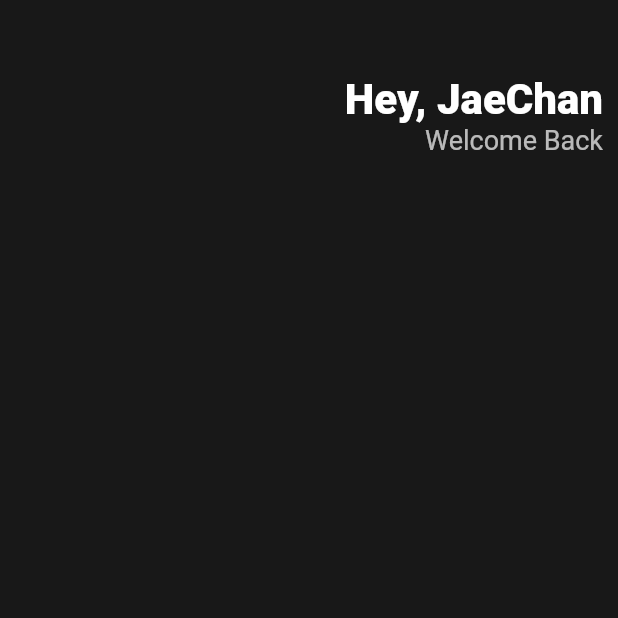
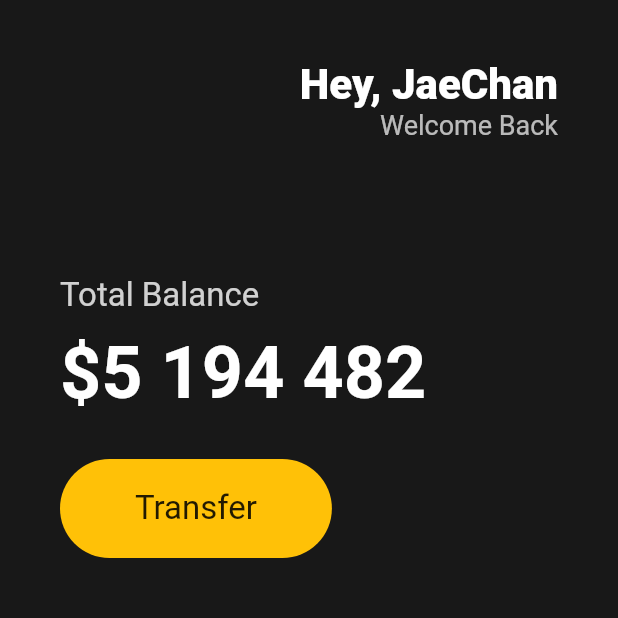
Before and after one commit to FrenchRuin/DPJ, a Flutter app: the screen it shows after launch, on a phone screen of 412 x 824 dp, the top half of it. Run offline on Flutter 3.47's test engine with Material 2 defaults, Android fonts, the phone set to English and light mode, and no system bars.

Commit message:
button add

```diff
--- a/lib/main.dart
+++ b/lib/main.dart
@@ -19,8 +19,11 @@ class App extends StatelessWidget {
         home: Scaffold(
       backgroundColor: Color(0xFF181818),
       body: Padding(
-          padding: EdgeInsets.all(10),
+          padding: EdgeInsets.symmetric(
+            horizontal: 40,
+          ),
           child: Column(
+            crossAxisAlignment: CrossAxisAlignment.start,
             children: [
               SizedBox(
                 height: 40,
@@ -49,6 +52,52 @@ class App extends StatelessWidget {
                     ],
                   )
                 ],
+              ),
+              SizedBox(
+                height: 90,
+              ),
+              Text(
+                "Total Balance",
+                style: TextStyle(
+                  color: Colors.white.withOpacity(0.8),
+                  fontSize: 22,
+                ),
+              ),
+              SizedBox(
+                height: 10,
+              ),
+              Text(
+                "\$5 194 482",
+                style: TextStyle(
+                  color: Colors.white,
+                  fontSize: 48,
+                  fontWeight: FontWeight.w600,
+                ),
+              ),
+              SizedBox(
+                height: 30,
+              ),
+              Row(
+                children: [
+                  Container(
+                    decoration: BoxDecoration(
+                      color: Colors.amber,
+                      borderRadius: BorderRadius.circular(45),
+                    ),
+                    child: Padding(
+                      padding: EdgeInsets.symmetric(
+                        vertical: 20,
+                        horizontal: 50,
+                      ),
+                      child: Text(
+                        'Transfer',
+                        style: TextStyle(
+                          fontSize: 22,
+                        ),
+                      ),
+                    ),
+                  )
+                ],
               )
             ],
           )),
```
